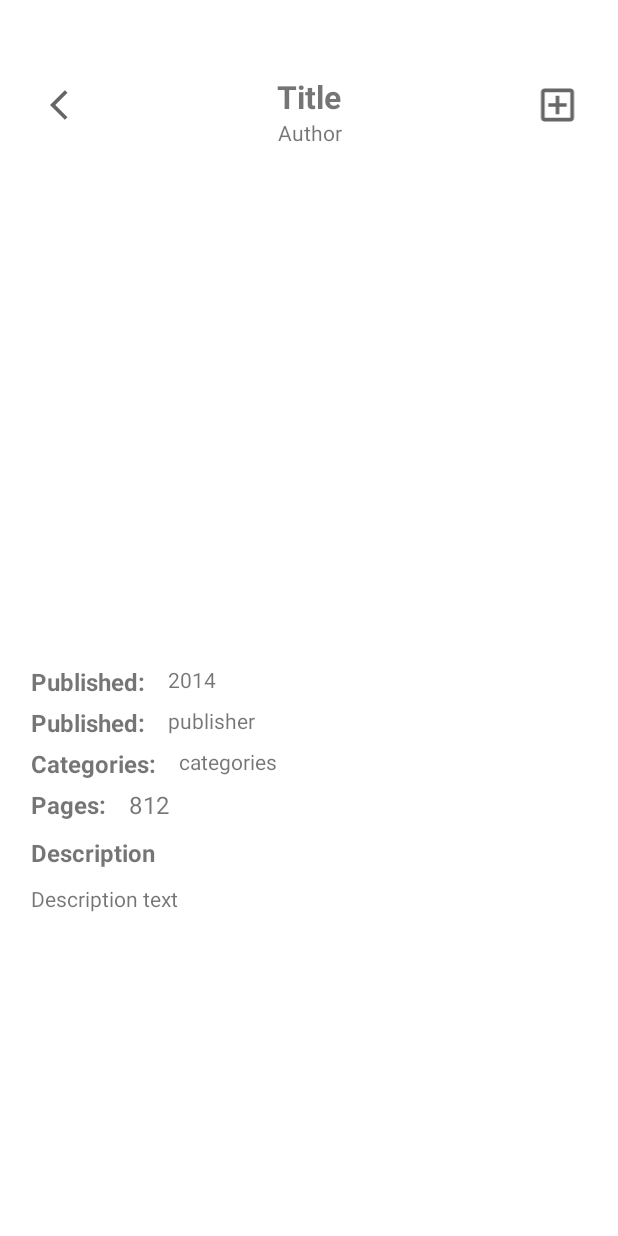
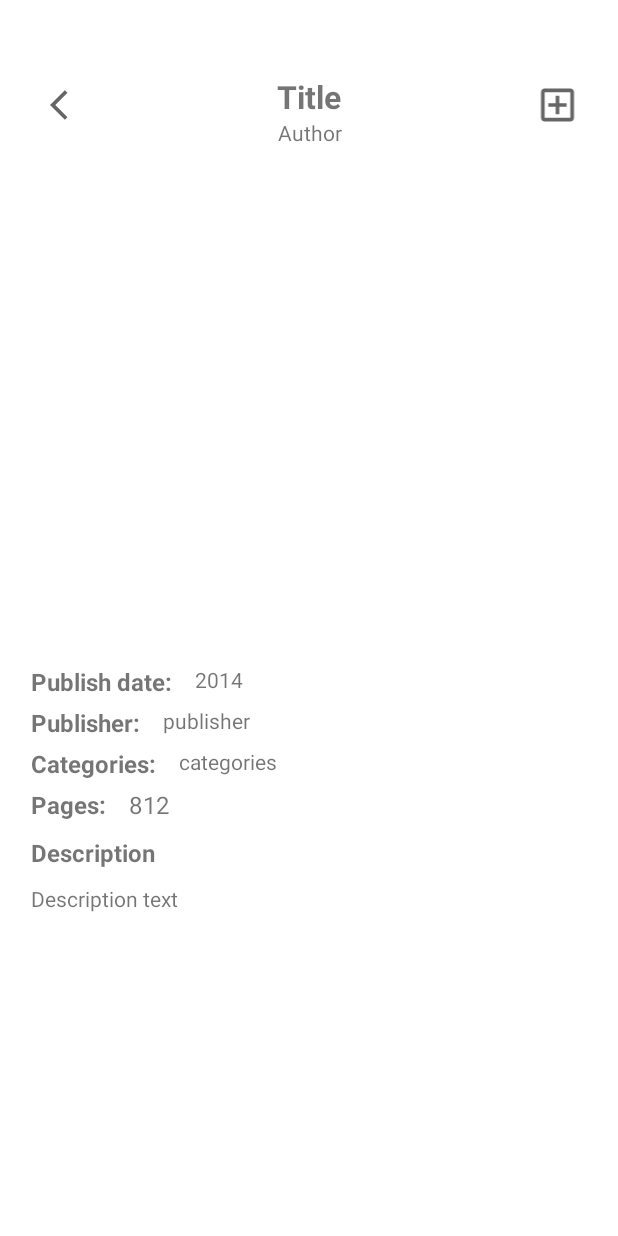
Before and after one commit to KristinaAnicic/bookApp, an Android app built with Jetpack Compose: the fragment BookDetailFragment placed in its activity, on a phone screen of 412 x 824 dp. Run offline under Robolectric (Android 15) with nearby library versions, the phone set to English and light mode, and no system bars; our stand-ins replace Dagger/Hilt's generated code; pictures from the network do not load.

Commit message:
changes in displayed text

```diff
--- a/BookApp/app/src/main/res/layout/fragment_book_detail.xml
+++ b/BookApp/app/src/main/res/layout/fragment_book_detail.xml
@@ -143,7 +143,7 @@
                         android:layout_marginStart="15dp"
                         android:layout_marginTop="5dp"
                         android:gravity="center_vertical"
-                        android:text="Published:"
+                        android:text="Publish date:"
                         android:textSize="16sp"
                         android:textStyle="bold"
                         app:layout_constraintStart_toStartOf="parent"
@@ -220,7 +220,7 @@
                         android:layout_marginStart="15dp"
                         android:layout_marginTop="5dp"
                         android:gravity="center_vertical"
-                        android:text="Published:"
+                        android:text="Publisher:"
                         android:textSize="16sp"
                         android:textStyle="bold"
                         app:layout_constraintStart_toStartOf="parent"
```
